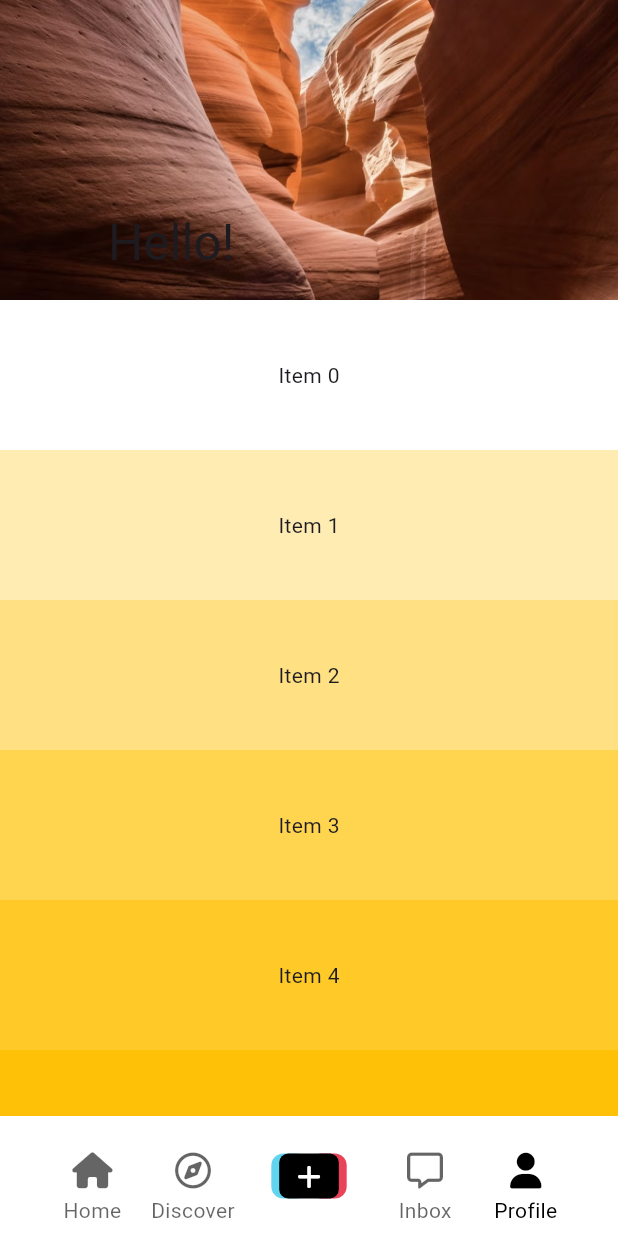
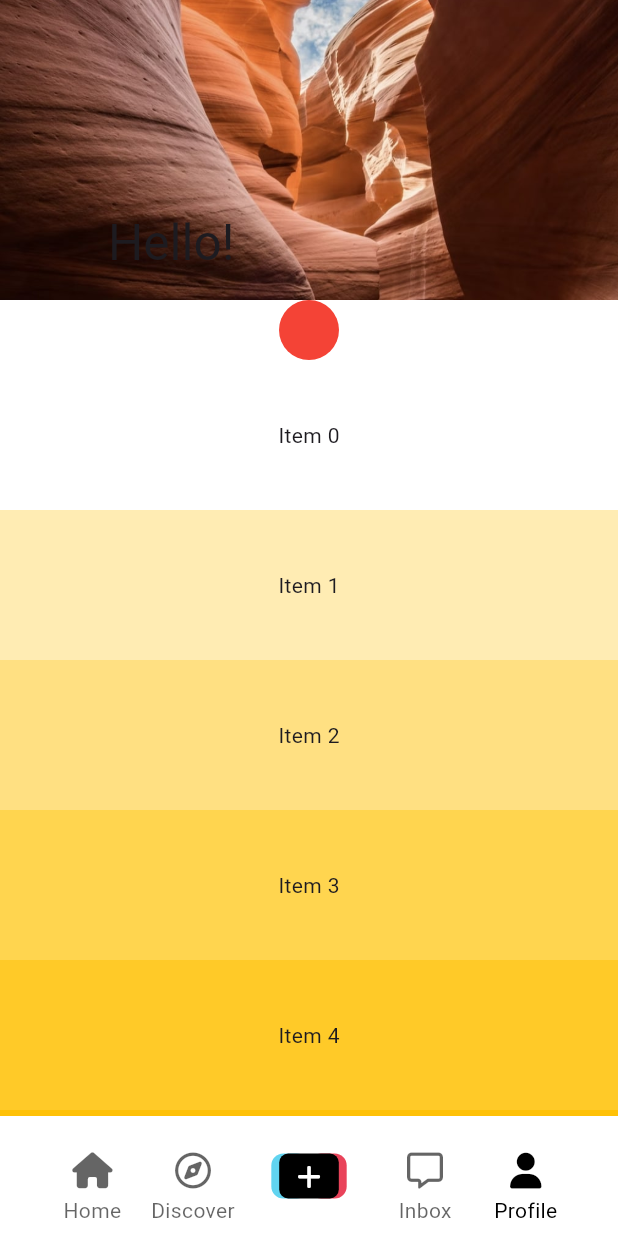
Before and after one commit to hsimao/flutter-tiktok, a Flutter app: the screen it shows after launch, on a phone screen of 412 x 824 dp. Run offline on Flutter 3.47's test engine with Material 3 defaults, Android fonts, the phone set to English and light mode, and no system bars; our stand-ins replace font_awesome_flutter, video_player, visibility_detector; network calls fail.

Commit message:
feat: sliver persistent header

```diff
--- a/lib/features/users/user_profile_screen.dart
+++ b/lib/features/users/user_profile_screen.dart
@@ -1,4 +1,5 @@
 import 'package:flutter/material.dart';
+import 'package:tiktok_clone/constants/sizes.dart';
 
 class UserProfileScreen extends StatefulWidget {
   const UserProfileScreen({super.key});
@@ -14,11 +15,8 @@ class _UserProfileScreenState extends State<UserProfileScreen> {
       slivers: [
         // 往上滾動消失縮小, 下拉出現的 AppBar
         SliverAppBar(
-          snap: true,
           // 往上滾動時固定在頂部
-          pinned: true,
-          // 下拉馬上出現
-          floating: true,
+          // pinned: true,
           // 可往下拖動時讓背景延展
           stretch: true,
           backgroundColor: Colors.teal,
@@ -39,6 +37,16 @@ class _UserProfileScreenState extends State<UserProfileScreen> {
             title: const Text('Hello!'),
           ),
         ),
+        SliverToBoxAdapter(
+          child: Column(
+            children: const [
+              CircleAvatar(
+                backgroundColor: Colors.red,
+                radius: 20,
+              ),
+            ],
+          ),
+        ),
         SliverFixedExtentList(
           delegate: SliverChildBuilderDelegate(
             childCount: 50,
@@ -52,7 +60,61 @@ class _UserProfileScreenState extends State<UserProfileScreen> {
           ),
           itemExtent: 100,
         ),
+        SliverPersistentHeader(
+          delegate: CustomDelegate(),
+          floating: true,
+        ),
+        SliverGrid(
+          delegate: SliverChildBuilderDelegate(
+            childCount: 50,
+            (context, index) => Container(
+              color: Colors.blue[100 * (index % 9)],
+              child: Align(
+                alignment: Alignment.center,
+                child: Text("Item $index"),
+              ),
+            ),
+          ),
+          gridDelegate: const SliverGridDelegateWithMaxCrossAxisExtent(
+            maxCrossAxisExtent: 100,
+            mainAxisSpacing: Sizes.size20,
+            crossAxisSpacing: Sizes.size20,
+            childAspectRatio: 1,
+          ),
+        ),
       ],
     );
   }
 }
+
+class CustomDelegate extends SliverPersistentHeaderDelegate {
+  @override
+  Widget build(
+      BuildContext context, double shrinkOffset, bool overlapsContent) {
+    return Container(
+      color: Colors.indigo,
+      child: const FractionallySizedBox(
+        heightFactor: 1,
+        child: Center(
+          child: Text(
+            'Title!!!!',
+            style: TextStyle(
+              color: Colors.white,
+            ),
+          ),
+        ),
+      ),
+    );
+  }
+
+  @override
+  double get maxExtent => 150;
+
+  @override
+  double get minExtent => 80;
+
+  @override
+  bool shouldRebuild(covariant SliverPersistentHeaderDelegate oldDelegate) {
+    return false;
+  }
+}
```
